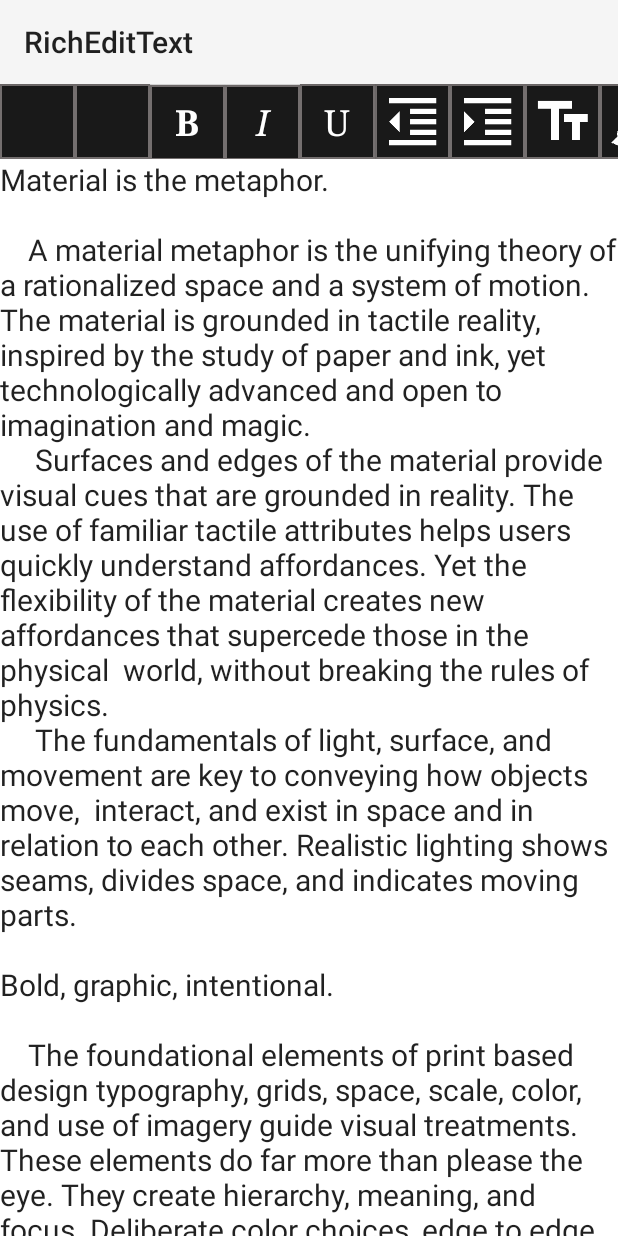
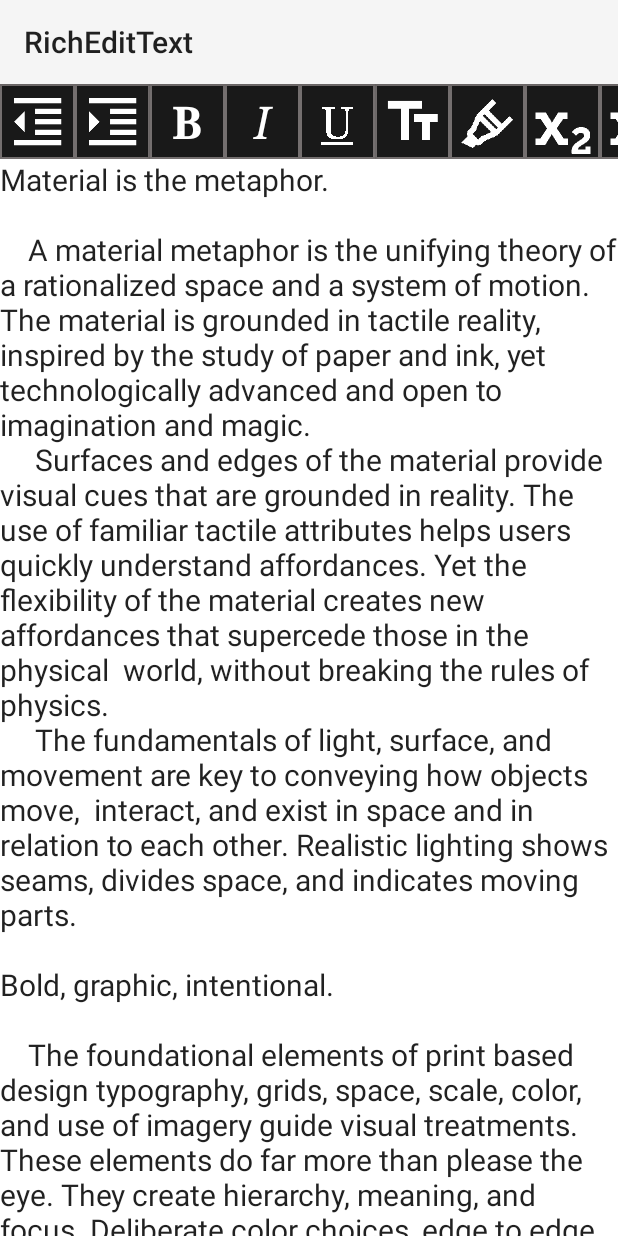
Before and after one commit to atorres1929/RichEditText, an Android app: the screen it shows after launch (MainActivity), on a phone screen of 412 x 824 dp. Run offline under Robolectric (Android 15) with nearby library versions, the phone set to English and light mode, and no system bars.

Commit message:
Converted all Non-ToggleButtons to ImageButtons, Fixed some error Messages

```diff
--- a/example/src/main/java/com/artifexiumgames/richedittextexample/MainActivity.java
+++ b/example/src/main/java/com/artifexiumgames/richedittextexample/MainActivity.java
@@ -1,7 +1,10 @@
 package com.artifexiumgames.richedittextexample;
 
+import android.graphics.Paint;
+import android.os.Bundle;
 import android.support.v7.app.AppCompatActivity;
-import android.os.Bundle;
+import android.widget.ImageButton;
+import android.widget.ToggleButton;
 
 import com.artifexiumgames.richedittext.RichEditText;
 
@@ -14,6 +17,19 @@ public class MainActivity extends AppCompatActivity {
         super.onCreate(savedInstanceState);
         setContentView(R.layout.activity_main);
         editor = (RichEditText) findViewById(R.id.editor);
+        ToggleButton boldButton = (ToggleButton) findViewById(R.id.bold);
+        ToggleButton italicButton = (ToggleButton) findViewById(R.id.italic);
+        ToggleButton underlineButton = (ToggleButton) findViewById(R.id.underline);
+        underlineButton.setPaintFlags(Paint.UNDERLINE_TEXT_FLAG);
+        ToggleButton strikethroughButton = (ToggleButton) findViewById(R.id.strikethrough);
+        strikethroughButton.setPaintFlags(Paint.STRIKE_THRU_TEXT_FLAG);
+        ImageButton indentButton = (ImageButton) findViewById(R.id.indent);
+        ImageButton unindentButton = (ImageButton) findViewById(R.id.unindent);
+        ImageButton textColorButton = (ImageButton) findViewById(R.id.textcolor);
+        ImageButton textHighlightButton = (ImageButton) findViewById(R.id.highlighter);
+        ImageButton subscriptButton = (ImageButton) findViewById(R.id.subscript);
+        ImageButton superscriptButton = (ImageButton) findViewById(R.id.superscript);
 
+        editor.setAllButtons(boldButton, italicButton, underlineButton, strikethroughButton, subscriptButton, superscriptButton, unindentButton, indentButton, textColorButton, textHighlightButton);
     }
 }
--- a/example/src/main/res/layout/activity_main.xml
+++ b/example/src/main/res/layout/activity_main.xml
@@ -14,25 +14,22 @@
             android:layout_height="match_parent"
             android:orientation="horizontal">
 
-            <Button
+            <ImageButton
+                android:id="@+id/unindent"
                 android:layout_width="@dimen/horizontal_scroll_button_size"
                 android:layout_height="@dimen/horizontal_scroll_button_size"
                 android:background="@drawable/custom_button_bordered"
-                android:fontFamily="serif"
-                android:textAllCaps="false"
-                android:textColor="@android:color/white"
-                android:textSize="24sp" />
+                android:src="@mipmap/ic_unindent" />
 
-            <Button
+            <ImageButton
+                android:id="@+id/indent"
                 android:layout_width="@dimen/horizontal_scroll_button_size"
                 android:layout_height="@dimen/horizontal_scroll_button_size"
                 android:background="@drawable/custom_button_bordered"
-                android:fontFamily="serif"
-                android:textAllCaps="false"
-                android:textColor="@android:color/white"
-                android:textSize="24sp" />
+                android:src="@mipmap/ic_indent" />
 
             <ToggleButton
+                android:id="@+id/bold"
                 android:layout_width="@dimen/horizontal_scroll_button_size"
                 android:layout_height="@dimen/horizontal_scroll_button_size"
                 android:background="@drawable/custom_togglebutton_bordered"
@@ -40,10 +37,11 @@
                 android:textColor="@android:color/white"
                 android:textOff="@string/button_bold"
                 android:textOn="@string/button_bold"
-                android:textSize="24sp"
+                android:textSize="30sp"
                 android:textStyle="bold" />
 
             <ToggleButton
+                android:id="@+id/italic"
                 android:layout_width="@dimen/horizontal_scroll_button_size"
                 android:layout_height="@dimen/horizontal_scroll_button_size"
                 android:background="@drawable/custom_togglebutton_bordered"
@@ -51,10 +49,11 @@
                 android:textColor="@android:color/white"
                 android:textOff="@string/button_italic"
                 android:textOn="@string/button_italic"
-                android:textSize="24sp"
+                android:textSize="30sp"
                 android:textStyle="italic" />
 
             <ToggleButton
+                android:id="@+id/underline"
                 android:layout_width="@dimen/horizontal_scroll_button_size"
                 android:layout_height="@dimen/horizontal_scroll_button_size"
                 android:background="@drawable/custom_togglebutton_bordered"
@@ -62,33 +61,40 @@
                 android:textColor="@android:color/white"
                 android:textOff="@string/button_underline"
                 android:textOn="@string/button_underline"
-                android:textSize="24sp" />
+                android:textSize="30sp" />
 
             <ImageButton
-                android:layout_width="@dimen/horizontal_scroll_button_size"
-                android:layout_height="@dimen/horizontal_scroll_button_size"
-                android:background="@drawable/custom_button_bordered"
-                android:src="@mipmap/ic_unindent" />
-
-            <ImageButton
-                android:layout_width="@dimen/horizontal_scroll_button_size"
-                android:layout_height="@dimen/horizontal_scroll_button_size"
-                android:background="@drawable/custom_button_bordered"
-                android:src="@mipmap/ic_indent" />
-
-            <ImageButton
+                android:id="@+id/textcolor"
                 android:layout_width="@dimen/horizontal_scroll_button_size"
                 android:layout_height="@dimen/horizontal_scroll_button_size"
                 android:background="@drawable/custom_button_bordered"
                 android:src="@mipmap/ic_textcolor" />
 
             <ImageButton
+                android:id="@+id/highlighter"
                 android:layout_width="@dimen/horizontal_scroll_button_size"
                 android:layout_height="@dimen/horizontal_scroll_button_size"
                 android:background="@drawable/custom_button_bordered"
                 android:src="@mipmap/ic_highlighter" />
 
+            <ImageButton
+                android:id="@+id/subscript"
+                android:layout_width="@dimen/horizontal_scroll_button_size"
+                android:layout_height="@dimen/horizontal_scroll_button_size"
+                android:background="@drawable/custom_button_bordered"
+                android:src="@mipmap/ic_subscript"
+                 />
+
+            <ImageButton
+                android:id="@+id/superscript"
+                android:layout_width="@dimen/horizontal_scroll_button_size"
+                android:layout_height="@dimen/horizontal_scroll_button_size"
+                android:background="@drawable/custom_button_bordered"
+                android:src="@mipmap/ic_superscript"
+                 />
+
             <ToggleButton
+                android:id="@+id/strikethrough"
                 android:layout_width="@dimen/horizontal_scroll_button_size"
                 android:layout_height="@dimen/horizontal_scroll_button_size"
                 android:background="@drawable/custom_togglebutton_bordered"
@@ -96,7 +102,7 @@
                 android:textColor="@android:color/white"
                 android:textOff="@string/button_strikethrough"
                 android:textOn="@string/button_strikethrough"
-                android:textSize="24sp" />
+                android:textSize="30sp" />
 
         </LinearLayout>
     </HorizontalScrollView>
```
Also changed, not shown: richedittext/src/main/java/com/artifexiumgames/richedittext/RichEditText.java (+33 -15 lines), example/src/main/ic_subscript-web.png (added), example/src/main/ic_superscript-web.png (added), example/src/main/res/mipmap-hdpi/ic_subscript.png (added), example/src/main/res/mipmap-hdpi/ic_superscript.png (added), example/src/main/res/mipmap-mdpi/ic_subscript.png (added), example/src/main/res/mipmap-mdpi/ic_superscript.png (added), example/src/main/res/mipmap-xhdpi/ic_subscript.png (added), example/src/main/res/mipmap-xhdpi/ic_superscript.png (added), example/src/main/res/mipmap-xxhdpi/ic_subscript.png (added), example/src/main/res/mipmap-xxhdpi/ic_superscript.png (added), example/src/main/res/mipmap-xxxhdpi/ic_subscript.png (added), example/src/main/res/mipmap-xxxhdpi/ic_superscript.png (added).
